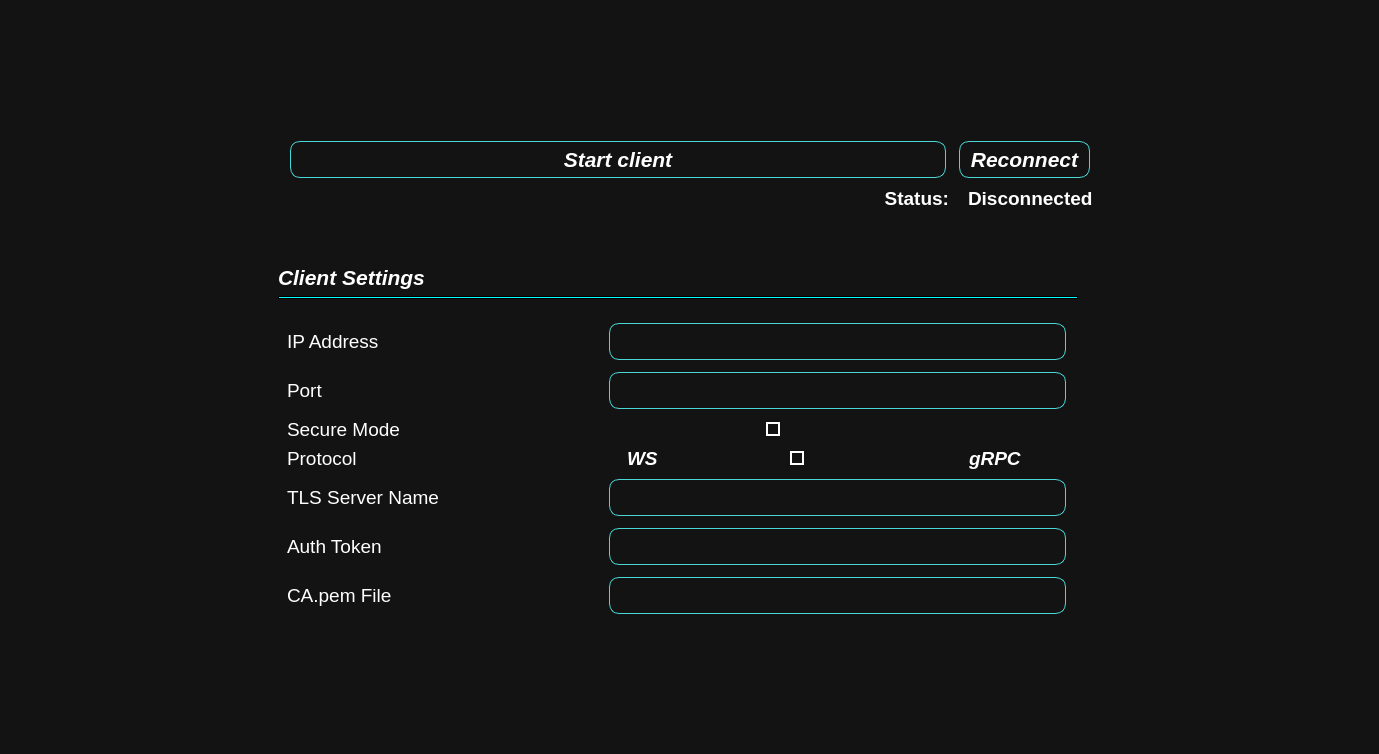
Old version of the form ui/Settings_Window.ui in the repository AutomotiveGradeLinux/src-agl-demo-control-panel.
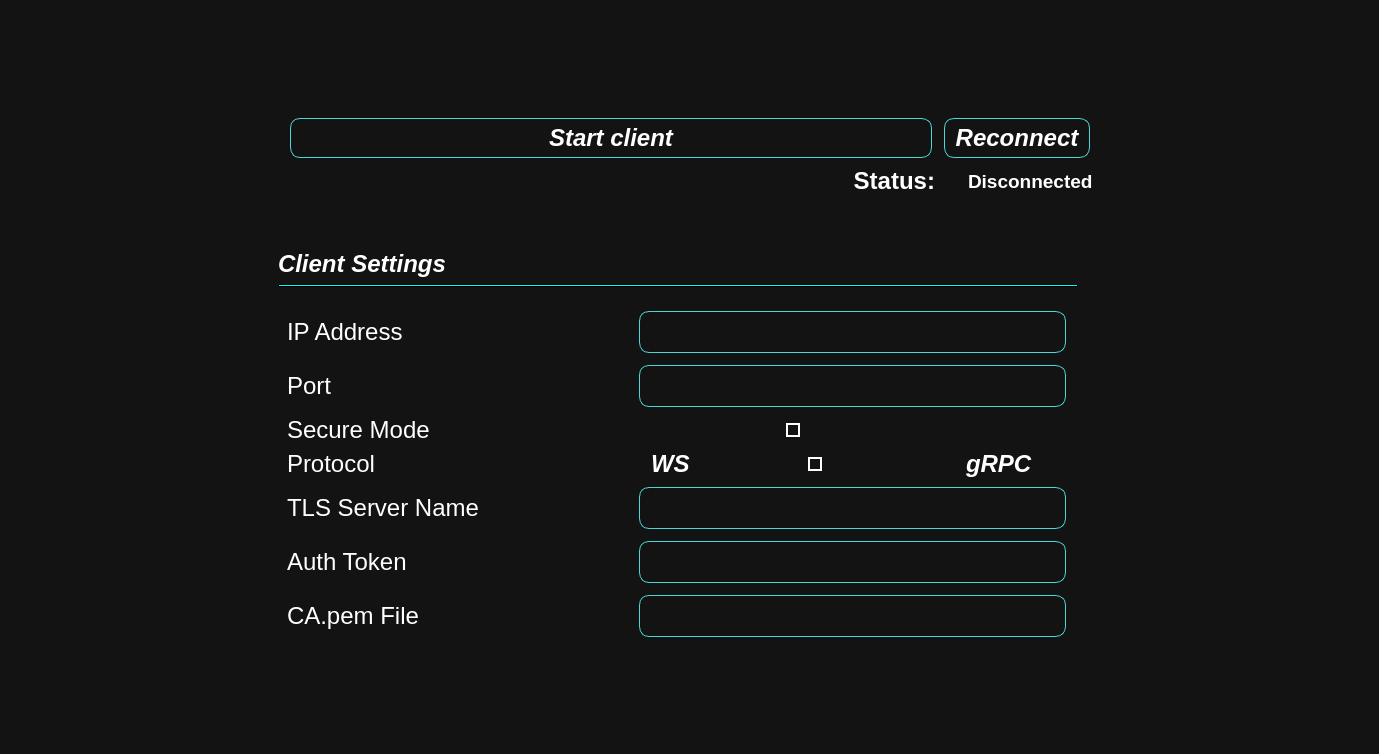
New version of the form. Icons and pictures are not drawn.

Diff of the .ui file:
```diff
--- a/ui/Settings_Window.ui
+++ b/ui/Settings_Window.ui
@@ -175,7 +175,7 @@
         <widget class="QLabel" name="label_12">
          <property name="font">
           <font>
-           <pointsize>14</pointsize>
+           <pointsize>18</pointsize>
            <weight>75</weight>
            <italic>true</italic>
            <bold>true</bold>
@@ -190,7 +190,7 @@
         <widget class="QLabel" name="label">
          <property name="font">
           <font>
-           <pointsize>14</pointsize>
+           <pointsize>18</pointsize>
           </font>
          </property>
          <property name="toolTip">
@@ -205,7 +205,7 @@
         <widget class="QLabel" name="label_20">
          <property name="font">
           <font>
-           <pointsize>14</pointsize>
+           <pointsize>18</pointsize>
           </font>
          </property>
          <property name="text">
@@ -217,7 +217,7 @@
         <widget class="QLabel" name="label_11">
          <property name="font">
           <font>
-           <pointsize>14</pointsize>
+           <pointsize>18</pointsize>
           </font>
          </property>
          <property name="toolTip">
@@ -245,7 +245,7 @@
         <widget class="QLineEdit" name="CA_File">
          <property name="font">
           <font>
-           <pointsize>14</pointsize>
+           <pointsize>18</pointsize>
           </font>
          </property>
         </widget>
@@ -254,7 +254,7 @@
         <widget class="QLineEdit" name="Auth_Token">
          <property name="font">
           <font>
-           <pointsize>14</pointsize>
+           <pointsize>18</pointsize>
           </font>
          </property>
         </widget>
@@ -263,7 +263,7 @@
         <widget class="QLabel" name="label_16">
          <property name="font">
           <font>
-           <pointsize>14</pointsize>
+           <pointsize>18</pointsize>
           </font>
          </property>
          <property name="text">
@@ -275,7 +275,7 @@
         <widget class="QLabel" name="label_13">
          <property name="font">
           <font>
-           <pointsize>14</pointsize>
+           <pointsize>18</pointsize>
            <weight>75</weight>
            <italic>true</italic>
            <bold>true</bold>
@@ -290,7 +290,7 @@
         <widget class="QLabel" name="label_21">
          <property name="font">
           <font>
-           <pointsize>14</pointsize>
+           <pointsize>18</pointsize>
           </font>
          </property>
          <property name="text">
@@ -302,7 +302,7 @@
         <widget class="QLineEdit" name="IPAddrInput">
          <property name="font">
           <font>
-           <pointsize>14</pointsize>
+           <pointsize>18</pointsize>
           </font>
          </property>
          <property name="placeholderText">
@@ -334,7 +334,7 @@
         <widget class="QLineEdit" name="PortInput">
          <property name="font">
           <font>
-           <pointsize>14</pointsize>
+           <pointsize>18</pointsize>
           </font>
          </property>
         </widget>
@@ -343,7 +343,7 @@
         <widget class="QLabel" name="label_17">
          <property name="font">
           <font>
-           <pointsize>14</pointsize>
+           <pointsize>18</pointsize>
           </font>
          </property>
          <property name="text">
@@ -355,7 +355,7 @@
         <widget class="QLineEdit" name="TLS_Server_Name">
          <property name="font">
           <font>
-           <pointsize>14</pointsize>
+           <pointsize>18</pointsize>
           </font>
          </property>
         </widget>
@@ -364,7 +364,7 @@
         <widget class="QLabel" name="IPAddr">
          <property name="font">
           <font>
-           <pointsize>14</pointsize>
+           <pointsize>18</pointsize>
           </font>
          </property>
          <property name="text">
@@ -426,7 +426,7 @@
          </property>
          <property name="font">
           <font>
-           <pointsize>16</pointsize>
+           <pointsize>18</pointsize>
            <weight>75</weight>
            <italic>true</italic>
            <bold>true</bold>
@@ -451,7 +451,7 @@
         <widget class="QPushButton" name="reconnectBtn">
          <property name="font">
           <font>
-           <pointsize>16</pointsize>
+           <pointsize>18</pointsize>
            <weight>75</weight>
            <italic>true</italic>
            <bold>true</bold>
@@ -506,7 +506,7 @@
         <widget class="QLabel" name="status">
          <property name="font">
           <font>
-           <pointsize>14</pointsize>
+           <pointsize>18</pointsize>
            <weight>75</weight>
            <bold>true</bold>
           </font>
@@ -558,7 +558,7 @@
      <widget class="QLabel" name="label_19">
       <property name="font">
        <font>
-        <pointsize>16</pointsize>
+        <pointsize>18</pointsize>
         <weight>75</weight>
         <italic>true</italic>
         <bold>true</bold>
```
